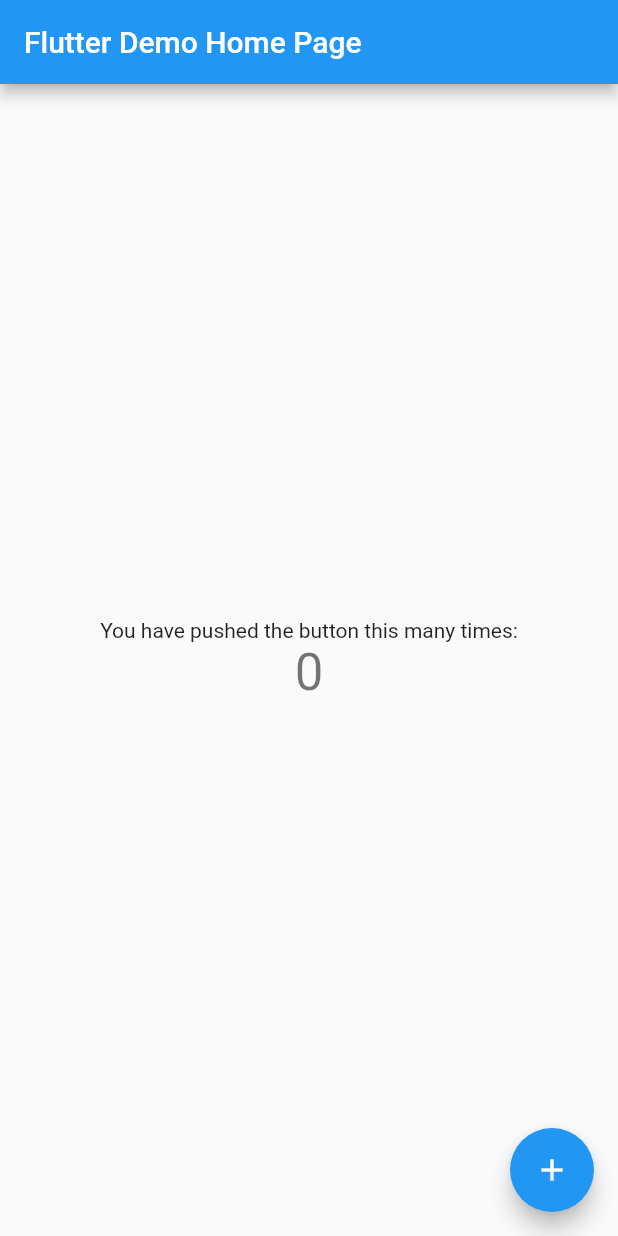
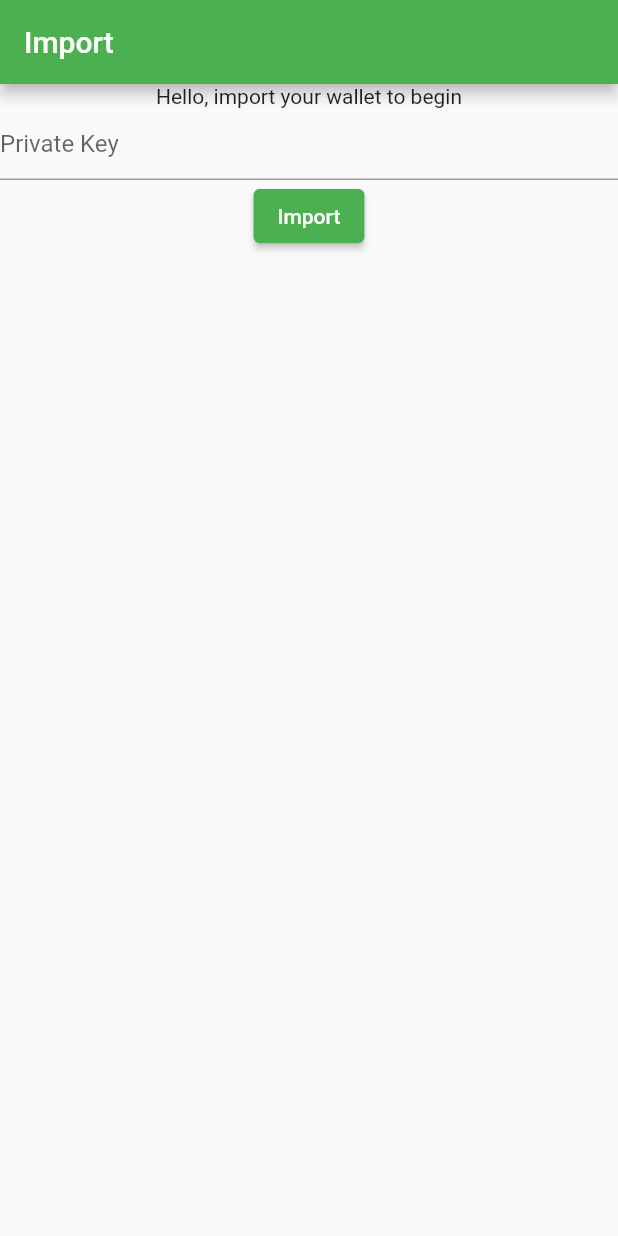
Before and after one commit to tan-eson/web3_wallet_flutter, a Flutter app: the screen it shows after launch, on a phone screen of 412 x 824 dp. Run offline on Flutter 3.47's test engine with Material 2 defaults, Android fonts, the phone set to English and light mode, and no system bars; our stand-ins replace flutter_dotenv, flutter_secure_storage, google_fonts; missing offline and left inert: web3dart.

Commit message:
- [Add] ERC721 dart generated class - [Add] persistent storage and state management - [Add] constants - [Add] wrapper and basic structure - [Add] dot env

```diff
--- /dev/null
+++ b/lib/constants/secure_storage_keys.dart
@@ -0,0 +1,3 @@
+class SecureStorage {
+  static const String privateKey = 'privateKey';
+}
--- a/lib/main.dart
+++ b/lib/main.dart
@@ -1,13 +1,48 @@
 import 'package:flutter/material.dart';
+import 'package:flutter_dotenv/flutter_dotenv.dart';
+import 'package:flutter_secure_storage/flutter_secure_storage.dart';
+import 'package:provider/provider.dart';
+import 'package:web3_wallet_flutter/constants/secure_storage_keys.dart';
+import 'package:web3_wallet_flutter/model/wallet_private_key.dart';
+import 'package:web3_wallet_flutter/screens/wrapper.dart';
 
-void main() {
-  runApp(const MyApp());
+void main() async {
+  WidgetsFlutterBinding.ensureInitialized();
+  await dotenv.load(fileName: '.env');
+  runApp(
+    ChangeNotifierProvider(
+      create: (context) => PrivateKey(),
+      child: const MyApp(),
+    ),
+  );
 }
 
-class MyApp extends StatelessWidget {
+class MyApp extends StatefulWidget {
   const MyApp({Key? key}) : super(key: key);
 
-  // This widget is the root of your application.
+  @override
+  State<MyApp> createState() => _MyAppState();
+}
+
+class _MyAppState extends State<MyApp> {
+  // attempt to get stored key from persistent storage on launch
+  void getKeyFromStorage() {
+    const storage = FlutterSecureStorage();
+    storage.read(key: SecureStorage.privateKey).then(
+      (value) {
+        if (value != null) {
+          context.read<PrivateKey>().setPrivateKey(value);
+        }
+      },
+    );
+  }
+
+  @override
+  void initState() {
+    super.initState();
+    getKeyFromStorage();
+  }
+
   @override
   Widget build(BuildContext context) {
     return MaterialApp(
@@ -22,94 +57,9 @@
         // or simply save your changes to "hot reload" in a Flutter IDE).
         // Notice that the counter didn't reset back to zero; the application
         // is not restarted.
-        primarySwatch: Colors.blue,
+        primarySwatch: Colors.green,
       ),
-      home: const MyHomePage(title: 'Flutter Demo Home Page'),
+      home: const ScreenWrapper(),
     );
   }
 }
-
-class MyHomePage extends StatefulWidget {
-  const MyHomePage({Key? key, required this.title}) : super(key: key);
-
-  // This widget is the home page of your application. It is stateful, meaning
-  // that it has a State object (defined below) that contains fields that affect
-  // how it looks.
-
-  // This class is the configuration for the state. It holds the values (in this
-  // case the title) provided by the parent (in this case the App widget) and
-  // used by the build method of the State. Fields in a Widget subclass are
-  // always marked "final".
-
-  final String title;
-
-  @override
-  State<MyHomePage> createState() => _MyHomePageState();
-}
-
-class _MyHomePageState extends State<MyHomePage> {
-  int _counter = 0;
-
-  void _incrementCounter() {
-    setState(() {
-      // This call to setState tells the Flutter framework that something has
-      // changed in this State, which causes it to rerun the build method below
-      // so that the display can reflect the updated values. If we changed
-      // _counter without calling setState(), then the build method would not be
-      // called again, and so nothing would appear to happen.
-      _counter++;
-    });
-  }
-
-  @override
-  Widget build(BuildContext context) {
-    // This method is rerun every time setState is called, for instance as done
-    // by the _incrementCounter method above.
-    //
-    // The Flutter framework has been optimized to make rerunning build methods
-    // fast, so that you can just rebuild anything that needs updating rather
-    // than having to individually change instances of widgets.
-    return Scaffold(
-      appBar: AppBar(
-        // Here we take the value from the MyHomePage object that was created by
-        // the App.build method, and use it to set our appbar title.
-        title: Text(widget.title),
-      ),
-      body: Center(
-        // Center is a layout widget. It takes a single child and positions it
-        // in the middle of the parent.
-        child: Column(
-          // Column is also a layout widget. It takes a list of children and
-          // arranges them vertically. By default, it sizes itself to fit its
-          // children horizontally, and tries to be as tall as its parent.
-          //
-          // Invoke "debug painting" (press "p" in the console, choose the
-          // "Toggle Debug Paint" action from the Flutter Inspector in Android
-          // Studio, or the "Toggle Debug Paint" command in Visual Studio Code)
-          // to see the wireframe for each widget.
-          //
-          // Column has various properties to control how it sizes itself and
-          // how it positions its children. Here we use mainAxisAlignment to
-          // center the children vertically; the main axis here is the vertical
-          // axis because Columns are vertical (the cross axis would be
-          // horizontal).
-          mainAxisAlignment: MainAxisAlignment.center,
-          children: <Widget>[
-            const Text(
-              'You have pushed the button this many times:',
-            ),
-            Text(
-              '$_counter',
-              style: Theme.of(context).textTheme.headline4,
-            ),
-          ],
-        ),
-      ),
-      floatingActionButton: FloatingActionButton(
-        onPressed: _incrementCounter,
-        tooltip: 'Increment',
-        child: const Icon(Icons.add),
-      ), // This trailing comma makes auto-formatting nicer for build methods.
-    );
-  }
-}
--- /dev/null
+++ b/lib/model/wallet_private_key.dart
@@ -0,0 +1,12 @@
+import 'package:flutter/material.dart';
+
+class PrivateKey with ChangeNotifier {
+  String? _walletPrivateKey;
+
+  String? get walletPrivateKey => _walletPrivateKey;
+
+  void setPrivateKey(String? newKey) {
+    _walletPrivateKey = newKey;
+    notifyListeners();
+  }
+}
--- /dev/null
+++ b/lib/screens/wallet_import_screen.dart
@@ -0,0 +1,74 @@
+import 'package:flutter/material.dart';
+import 'package:flutter_secure_storage/flutter_secure_storage.dart';
+import 'package:web3_wallet_flutter/constants/secure_storage_keys.dart';
+import 'package:web3_wallet_flutter/model/wallet_private_key.dart';
+import 'package:provider/provider.dart';
+import 'package:web3dart/web3dart.dart';
+
+class WalletImport extends StatefulWidget {
+  const WalletImport({Key? key}) : super(key: key);
+
+  @override
+  State<WalletImport> createState() => _WalletImportState();
+}
+
+class _WalletImportState extends State<WalletImport> {
+  final _formKey = GlobalKey<FormState>();
+  final TextEditingController privateKeyController = TextEditingController();
+
+  @override
+  Widget build(BuildContext context) {
+    return Scaffold(
+        appBar: AppBar(title: const Text("Import")),
+        body: SingleChildScrollView(
+          child: Column(children: [
+            const Text("Hello, import your wallet to begin"),
+            Form(
+                key: _formKey,
+                child: Column(
+                  mainAxisSize: MainAxisSize.min,
+                  children: [
+                    TextFormField(
+                      controller: privateKeyController,
+                      decoration:
+                          const InputDecoration(hintText: 'Private Key'),
+                      validator: (value) {
+                        if (value == null || value.isEmpty) {
+                          return 'Please provide your private key';
+                        } else {
+                          return null;
+                        }
+                      },
+                    ),
+                    ElevatedButton(
+                        onPressed: () => handleFormSubmit(context),
+                        child: const Text("Import"))
+                  ],
+                ))
+          ]),
+        ));
+  }
+
+  void handleFormSubmit(BuildContext context) {
+    final bool? isFormValid = _formKey.currentState?.validate();
+    if (isFormValid == true) {
+      importWallet(context);
+    }
+  }
+
+  void importWallet(BuildContext context) {
+    try {
+      // constructing an EthPrivateKey object to make sure private key provided is valid.
+      EthPrivateKey.fromHex(privateKeyController.text);
+      const storage = FlutterSecureStorage();
+      // store into persistent storage, so that private key persist even after app close.
+      storage.write(
+          key: SecureStorage.privateKey, value: privateKeyController.text);
+      // update state of private key, and show dashboard page
+      context.read<PrivateKey>().setPrivateKey(privateKeyController.text);
+    } catch (e) {
+      SnackBar snackBar = SnackBar(content: Text(e.toString()));
+      ScaffoldMessenger.of(context).showSnackBar(snackBar);
+    }
+  }
+}
--- /dev/null
+++ b/lib/screens/wrapper.dart
@@ -0,0 +1,27 @@
+import 'package:flutter/material.dart';
+import 'package:provider/provider.dart';
+import 'package:web3_wallet_flutter/model/wallet_private_key.dart';
+import 'package:web3_wallet_flutter/screens/wallet_dashboard_screen.dart';
+import 'package:web3_wallet_flutter/screens/wallet_import_screen.dart';
+
+class ScreenWrapper extends StatefulWidget {
+  const ScreenWrapper({Key? key}) : super(key: key);
+
+  @override
+  State<ScreenWrapper> createState() => _ScreenWrapperState();
+}
+
+class _ScreenWrapperState extends State<ScreenWrapper> {
+  @override
+  Widget build(BuildContext context) {
+    String? privateKey = context.watch<PrivateKey>().walletPrivateKey;
+
+    if (privateKey != null) {
+      return WalletDashboard(
+        privateKey: privateKey,
+      );
+    } else {
+      return const WalletImport();
+    }
+  }
+}
--- /dev/null
+++ b/lib/services/moralis/queries.dart
@@ -0,0 +1,16 @@
+import 'package:flutter_dotenv/flutter_dotenv.dart';
+import 'package:http/http.dart';
+
+final String? baseUrl = dotenv.env['MORALIS_BASE_URL'];
+final String? _apiKey = dotenv.env['MORALIS_API_KEY'];
+
+Future<Response> fetchUserNFTs(String owner, String network) {
+  final queryResponse = get(
+    Uri.parse("$baseUrl/$owner/nft?chain=$network&format=decimal"),
+    headers: {
+      'x-api-key': _apiKey ?? "-",
+    },
+  );
+
+  return queryResponse;
+}
--- a/pubspec.yaml
+++ b/pubspec.yaml
@@ -39,6 +39,7 @@
   http: ^0.13.4
   google_fonts: ^3.0.1
   flutter_secure_storage: ^4.2.1
+  flutter_dotenv: ^5.0.2
 
 dev_dependencies:
   flutter_test:
@@ -50,6 +51,7 @@
   # package. See that file for information about deactivating specific lint
   # rules and activating additional ones.
   flutter_lints: ^1.0.0
+  build_runner: ^2.2.0
 
 # For information on the generic Dart part of this file, see the
 # following page: https://dart.dev/tools/pub/pubspec
@@ -64,6 +66,7 @@
   # To add assets to your application, add an assets section, like this:
   assets:
     - assets/
+    - .env
   #   - images/a_dot_burr.jpeg
   #   - images/a_dot_ham.jpeg
 
```
Also changed, not shown: lib/constants/eth.dart (added, +19 -0 lines), lib/constants/eth_goerli.dart (added, +19 -0 lines), lib/constants/network_template.dart (added, +7 -0 lines), lib/constants/rpc_info.dart (added, +7 -0 lines), lib/model/nft_model.dart (added, +12 -0 lines), lib/screens/wallet_dashboard_screen.dart (added, +66 -0 lines), lib/services/contracts/erc721.abi.json (added, +347 -0 lines), lib/services/contracts/erc721.g.dart (added), pubspec.lock, 1 other file.
